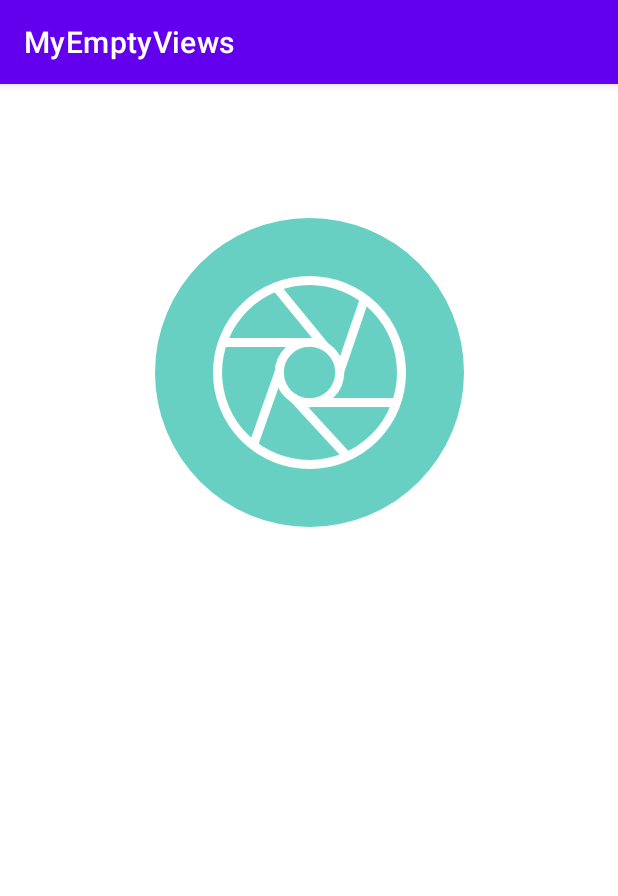
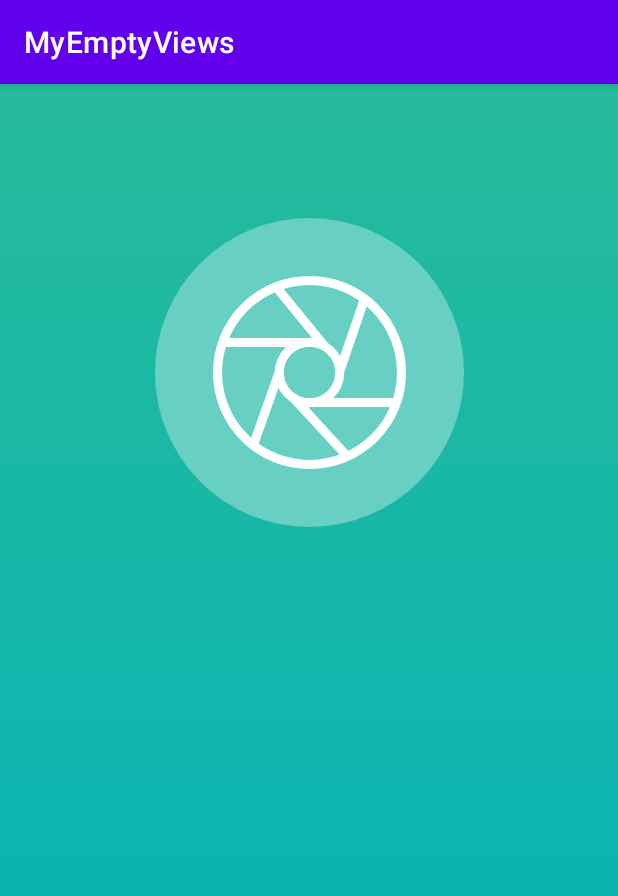
Before and after one commit to anddev404/MyEmptyViews, an Android app: the LoginActivity screen opened directly, with no data from a screen before it, on a phone screen of 412 x 824 dp. Shown: the top 896 px of the screen. Run offline under Robolectric (Android 15) with nearby library versions, the phone set to English and light mode, and no system bars.

Commit message:
add background to login activity

```diff
--- /dev/null
+++ b/app/src/main/res/drawable/gradient_bg_logging.xml
@@ -0,0 +1,9 @@
+<?xml version="1.0" encoding="utf-8"?>
+<shape xmlns:android="http://schemas.android.com/apk/res/android"
+    android:shape="rectangle">
+    <gradient
+        android:angle="270"
+        android:endColor="#FF00B1BB"
+        android:startColor="#FF26BB9B"
+        android:type="linear" />
+</shape>
--- a/app/src/main/res/layout/activity_login.xml
+++ b/app/src/main/res/layout/activity_login.xml
@@ -4,6 +4,7 @@
     xmlns:tools="http://schemas.android.com/tools"
     android:layout_width="match_parent"
     android:layout_height="match_parent"
+    android:background="@drawable/gradient_bg_logging"
     android:contentDescription="@string/logging"
     android:fillViewport="true"
     tools:context=".LoginActivity">
--- a/app/src/main/res/values/colors.xml
+++ b/app/src/main/res/values/colors.xml
@@ -9,4 +9,6 @@
     <color name="white">#FFFFFFFF</color>
 
     <color name="circle_color">#FF67D0C2</color>
+    <color name="login_bg_color_top">#FF26BB9B</color>
+    <color name="login_bg_color_bottom">#FF00B1BB</color>
 </resources>
```
